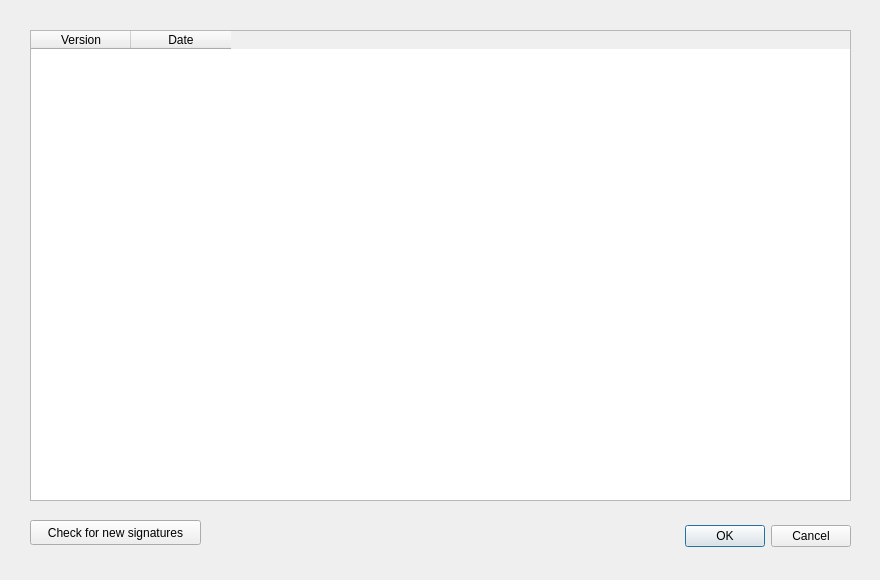
This is forms/update.ui in tuchaVshortah/clamavui as Qt 5 draws it before an edit. The edited form follows.
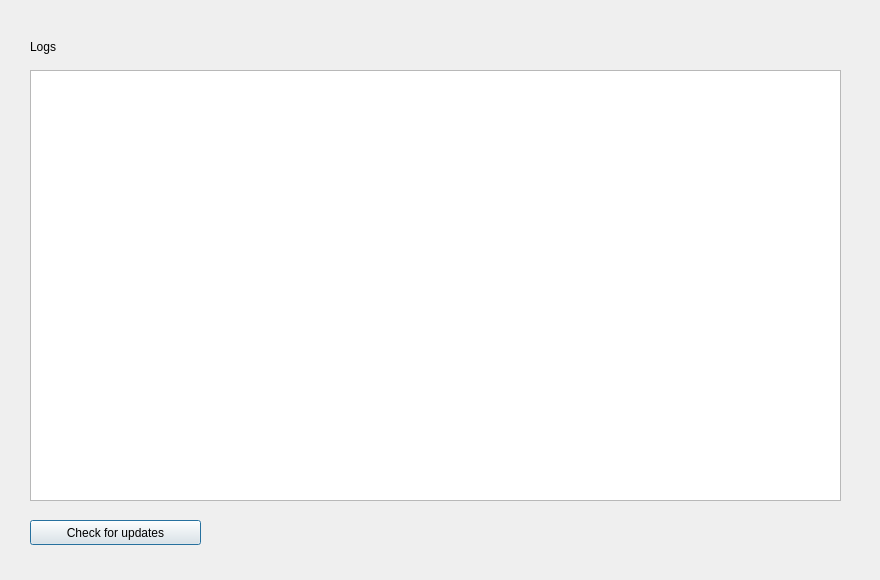
This is the edited form.

Patch:
```diff
--- a/forms/update.ui
+++ b/forms/update.ui
@@ -13,42 +13,6 @@
   <property name="windowTitle">
    <string>Dialog</string>
   </property>
-  <widget class="QDialogButtonBox" name="buttonBox">
-   <property name="geometry">
-    <rect>
-     <x>510</x>
-     <y>520</y>
-     <width>341</width>
-     <height>32</height>
-    </rect>
-   </property>
-   <property name="orientation">
-    <enum>Qt::Horizontal</enum>
-   </property>
-   <property name="standardButtons">
-    <set>QDialogButtonBox::Cancel|QDialogButtonBox::Ok</set>
-   </property>
-  </widget>
-  <widget class="QTableWidget" name="tableWidget">
-   <property name="geometry">
-    <rect>
-     <x>30</x>
-     <y>30</y>
-     <width>821</width>
-     <height>471</height>
-    </rect>
-   </property>
-   <column>
-    <property name="text">
-     <string>Version</string>
-    </property>
-   </column>
-   <column>
-    <property name="text">
-     <string>Date</string>
-    </property>
-   </column>
-  </widget>
   <widget class="QPushButton" name="checkUpdates">
    <property name="geometry">
     <rect>
@@ -59,7 +23,38 @@
     </rect>
    </property>
    <property name="text">
-    <string>Check for new signatures</string>
+    <string>Check for updates</string>
+   </property>
+  </widget>
+  <widget class="QLabel" name="label">
+   <property name="geometry">
+    <rect>
+     <x>30</x>
+     <y>36</y>
+     <width>101</width>
+     <height>21</height>
+    </rect>
+   </property>
+   <property name="text">
+    <string>Logs</string>
+   </property>
+  </widget>
+  <widget class="QTextEdit" name="logsTextEdit">
+   <property name="geometry">
+    <rect>
+     <x>30</x>
+     <y>70</y>
+     <width>811</width>
+     <height>431</height>
+    </rect>
+   </property>
+   <property name="html">
+    <string>&lt;!DOCTYPE HTML PUBLIC &quot;-//W3C//DTD HTML 4.0//EN&quot; &quot;http://www.w3.org/TR/REC-html40/strict.dtd&quot;&gt;
+&lt;html&gt;&lt;head&gt;&lt;meta name=&quot;qrichtext&quot; content=&quot;1&quot; /&gt;&lt;meta charset=&quot;utf-8&quot; /&gt;&lt;style type=&quot;text/css&quot;&gt;
+p, li { white-space: pre-wrap; }
+hr { height: 1px; border-width: 0; }
+&lt;/style&gt;&lt;/head&gt;&lt;body style=&quot; font-family:'Sans Serif'; font-size:9pt; font-weight:400; font-style:normal;&quot;&gt;
+&lt;p style=&quot;-qt-paragraph-type:empty; margin-top:0px; margin-bottom:0px; margin-left:0px; margin-right:0px; -qt-block-indent:0; text-indent:0px;&quot;&gt;&lt;br /&gt;&lt;/p&gt;&lt;/body&gt;&lt;/html&gt;</string>
    </property>
   </widget>
  </widget>
```
Left out of the diff: 35 changed lines with no effect on the pictures.
